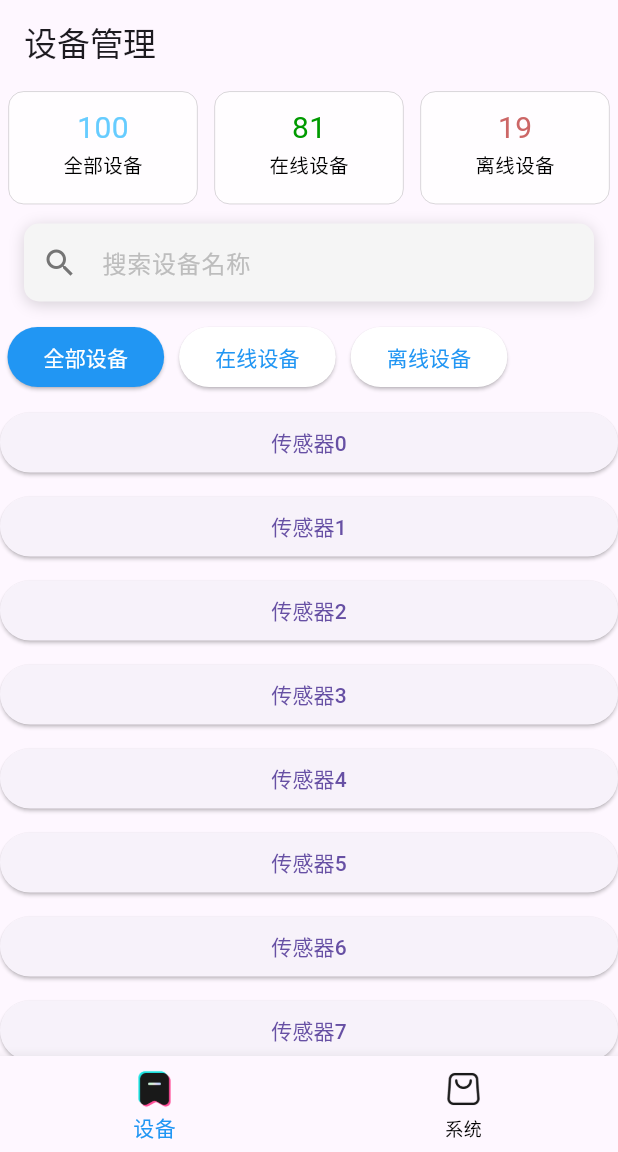
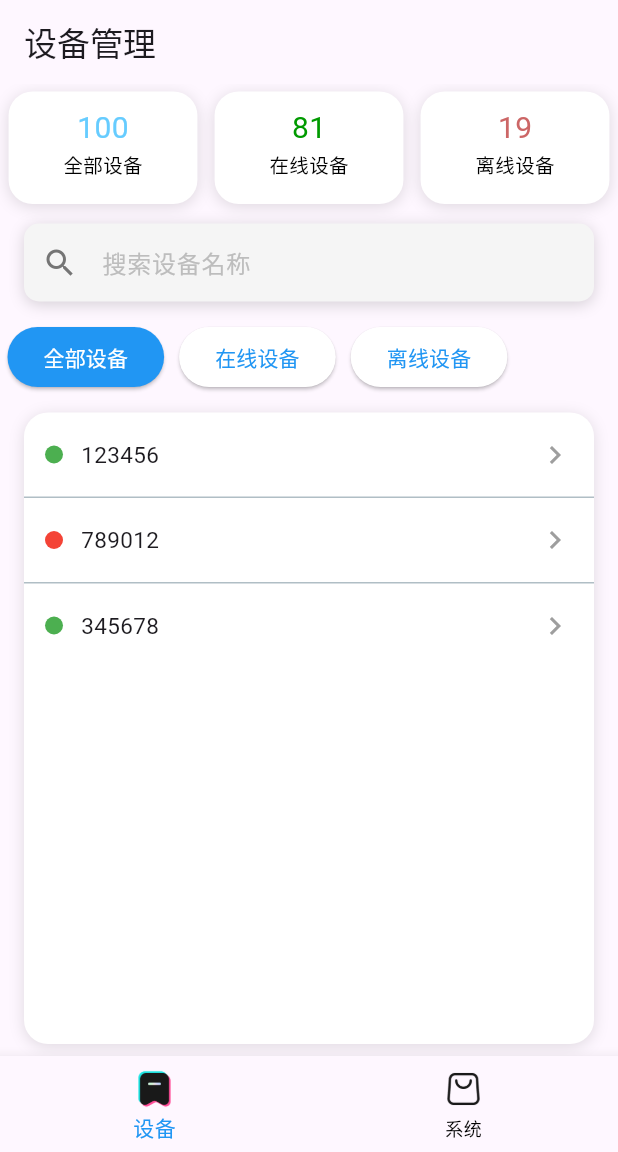
Before and after one commit to Nahida1O27/UI4LoRaWAN, a Flutter app: the screen it shows after launch, on a phone screen of 412 x 824 dp, the part 84-1236 px from its top. Run offline on Flutter 3.47's test engine with Material 3 defaults, Android fonts, the phone set to English and light mode, and no system bars.

Commit message:
功能(设备页)：更改设备卡片风格，新建传感器列表组件
- 更改DeviceCard类的边界样式
- 创造SensorList控件，其带有状态指示和箭头

Co-authored-by: Copilot <copilot@github.com>

```diff
--- a/lib/components/Device/device_card.dart
+++ b/lib/components/Device/device_card.dart
@@ -20,9 +20,11 @@ class DeviceCard extends StatelessWidget {
       ), //容器外部间距
       padding: EdgeInsets.all(10), //容器内部间距
       decoration: BoxDecoration(
-        color: Colors.white70,
-        borderRadius: BorderRadius.circular(10),
-        border: Border.all(color: Colors.black, width: 0.1),
+        color: Colors.white,
+        borderRadius: BorderRadius.circular(16),
+        boxShadow: [
+          BoxShadow(color: Colors.black12, blurRadius: 8, offset: Offset(0, 2)),
+        ],
       ),
       child: Column(
         children: [
--- /dev/null
+++ b/lib/components/Device/sensor_list.dart
@@ -0,0 +1,63 @@
+//生成传感器列表
+import 'package:flutter/material.dart';
+
+class SensorList extends StatelessWidget {
+  final List<MapEntry<bool, String>> sensorInfo;
+  const SensorList({super.key, required this.sensorInfo});
+  @override
+  Widget build(BuildContext context) {
+    return Container(
+      margin: EdgeInsets.symmetric(horizontal: 16, vertical: 8),
+      decoration: BoxDecoration(
+        color: Colors.white,
+        borderRadius: BorderRadius.circular(16),
+        boxShadow: [
+          BoxShadow(color: Colors.black12, blurRadius: 8, offset: Offset(0, 2)),
+        ],
+      ),
+      child: ClipRRect(
+        borderRadius: BorderRadius.circular(16),
+        //生成传感器列表项
+        child: ListView.builder(
+          itemCount: sensorInfo.length,
+          itemBuilder: (context, index) => _buildSensorItem(context, index),
+        ),
+      ),
+    );
+  }
+
+  InkWell _buildSensorItem(BuildContext context, int index) {
+    return InkWell(
+      onTap: () => Navigator.pushNamed(context, "/sensor"),
+      child: Container(
+        padding: EdgeInsets.symmetric(vertical: 16, horizontal: 14),
+        decoration: BoxDecoration(
+          //最后一项底下不加分割线
+          border: index < sensorInfo.length - 1
+              ? Border(bottom: BorderSide(color: Colors.blueGrey.shade200))
+              : null,
+        ),
+        child: Row(
+          children: [
+            //放置在线状态的指示灯的容器
+            Container(
+              width: 12,
+              height: 12,
+              decoration: BoxDecoration(
+                shape: BoxShape.circle,
+                color: sensorInfo[index].key ? Colors.green : Colors.red,
+              ),
+            ),
+            //横向间距
+            SizedBox(width: 12),
+            // 传感器ID
+            Text(sensorInfo[index].value, style: TextStyle(fontSize: 15)),
+            Spacer(),
+            // 右箭头，引导点击
+            Icon(Icons.chevron_right, color: Colors.grey),
+          ],
+        ),
+      ),
+    );
+  }
+}
--- a/lib/pages/Device/index.dart
+++ b/lib/pages/Device/index.dart
@@ -2,6 +2,7 @@ import 'package:flutter/material.dart';
 import 'package:lorawan/components/Device/device_card.dart';
 import 'package:lorawan/components/Device/search_label.dart';
 import 'package:lorawan/components/Device/device_button.dart';
+import 'package:lorawan/components/Device/sensor_list.dart';
 
 class DevicePage extends StatefulWidget {
   const DevicePage({super.key});
@@ -11,6 +12,12 @@ class DevicePage extends StatefulWidget {
 }
 
 class _DevicePageState extends State<DevicePage> {
+  //传感器列表
+  final List<MapEntry<bool, String>> _sensorInfo = [
+    MapEntry(true, "123456"),
+    MapEntry(false, "789012"),
+    MapEntry(true, "345678"),
+  ];
   final List<Map<String, String>> _deviceInfo = [
     {"设备类型": "全部设备", "设备数量": "100", "设备数量文本颜色": "0xff66ccff"},
     {"设备类型": "在线设备", "设备数量": "81", "设备数量文本颜色": "0xff009A00"},
@@ -54,25 +61,8 @@ class _DevicePageState extends State<DevicePage> {
           Center(child: SearchLabel()),
           //一行三个圆角按钮
           Row(children: _generateDeviceButtons(_deviceButtonText)),
-          //可滚动的传感器列表，每项为紧挨着长方形按钮，占据左右大部分空间，点击按钮跳转到具体的传感器详情页面
-          Flexible(
-            //延迟加载列表项，优化性能
-            child: ListView.builder(
-              itemCount: 20,
-              itemBuilder: (context, index) {
-                return Padding(
-                  padding: EdgeInsets.symmetric(vertical: 4.0),
-                  child: ElevatedButton(
-                    child: Text("传感器$index"),
-                    onPressed: () {
-                      //点击按钮跳转到具体的传感器详情页面
-                      Navigator.pushNamed(context, "/sensor");
-                    },
-                  ),
-                );
-              },
-            ),
-          ),
+          //传感器列表：所有项组成一个大圆角卡片，每项带在线状态指示灯
+          Expanded(child: SensorList(sensorInfo: _sensorInfo)),
         ],
       ),
     );
```
